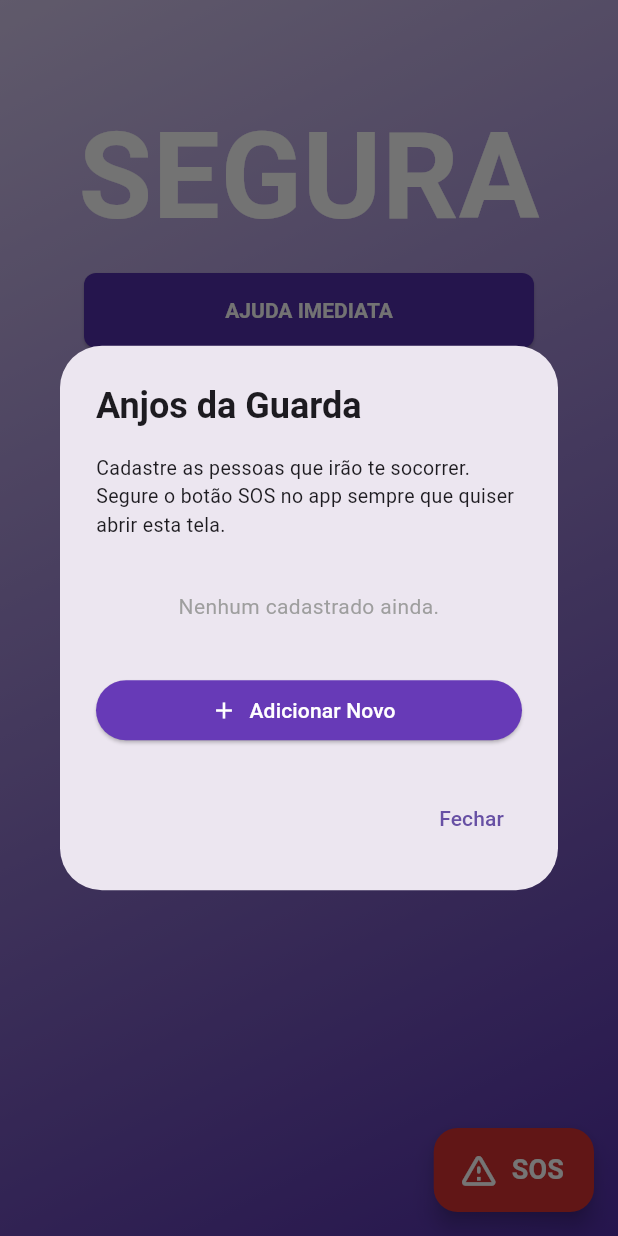
After one commit to semellicodes/segura-app-flutter, a Flutter app: the screen it shows after launch, after a tap on "SOS", on a phone screen of 412 x 824 dp. The commit adds this screen. Run offline on Flutter 3.47's test engine with Material 3 defaults, Android fonts, the phone set to English and light mode, and no system bars; our stand-ins replace flutter_map, geolocator, latlong2, shared_preferences.

Commit message:
feat: adiciona botão inteligente de SOS com suporte a múltiplos contatos via shared_preferences

```diff
--- a/lib/screens/home_screen.dart
+++ b/lib/screens/home_screen.dart
@@ -2,6 +2,7 @@ import 'package:flutter/material.dart';
 import 'package:segura_app/theme/app_colors.dart';
 import 'package:segura_app/constants/app_data.dart';
 import 'package:segura_app/widgets/menu_principal_button.dart';
+import 'package:segura_app/widgets/botao_sos.dart';
 
 class HomeScreen extends StatelessWidget {
   const HomeScreen({super.key});
@@ -9,6 +10,7 @@ class HomeScreen extends StatelessWidget {
   @override
   Widget build(BuildContext context) {
     return Scaffold(
+      floatingActionButton: const BotaoSosWidget(),
       body: Container(
         width: double.infinity,
         decoration: const BoxDecoration(
--- /dev/null
+++ b/lib/services/sos_service.dart
@@ -0,0 +1,73 @@
+import 'dart:convert';
+import 'package:shared_preferences/shared_preferences.dart';
+import 'package:url_launcher/url_launcher.dart';
+import 'package:segura_app/services/localizacao_service.dart';
+
+class SOSService {
+  final LocationService _locationService = LocationService();
+  static const String _contactsKey = 'sos_contacts_list';
+
+  Future<List<Map<String, String>>> obterContatos() async {
+    final prefs = await SharedPreferences.getInstance();
+    final List<String>? contatosJson = prefs.getStringList(_contactsKey);
+
+    if (contatosJson == null) return [];
+
+    try {
+      return contatosJson.map((e) => Map<String, String>.from(jsonDecode(e))).toList();
+    } catch (e) {
+      return [];
+    }
+  }
+
+  Future<void> adicionarContato(String nome, String numero) async {
+    final prefs = await SharedPreferences.getInstance();
+    final contatos = await obterContatos();
+
+    // Evitar duplicatas exatas
+    if (!contatos.any((c) => c['numero'] == numero)) {
+      contatos.add({'nome': nome, 'numero': numero});
+      final List<String> contatosJson = contatos.map((e) => jsonEncode(e)).toList();
+      await prefs.setStringList(_contactsKey, contatosJson);
+    }
+  }
+
+  Future<void> removerContato(String numero) async {
+    final prefs = await SharedPreferences.getInstance();
+    final contatos = await obterContatos();
+    contatos.removeWhere((c) => c['numero'] == numero);
+
+    final List<String> contatosJson = contatos.map((e) => jsonEncode(e)).toList();
+    await prefs.setStringList(_contactsKey, contatosJson);
+  }
+
+  Future<bool> acionarSOS(String numero) async {
+    if (numero.isEmpty) return false;
+
+    // 1. Pega a localização
+    final posicao = await _locationService.pegarLocalizacaoAtual();
+    String mapsLink = '';
+
+    if (posicao != null) {
+      mapsLink = 'https://www.google.com/maps/search/?api=1&query=${posicao.latitude},${posicao.longitude}';
+    } else {
+      mapsLink = 'A localização não pôde ser obtida pelo GPS. Tente me contatar rápido.';
+    }
+
+    // 2. Formatar mensagem e Link do WhatsApp
+    final mensagem = '🚨 URGENTE! Preciso de ajuda. Essa é minha localização atual: $mapsLink';
+
+    // Remove qualquer caractere que não seja número ou +
+    final numeroLimpo = numero.replaceAll(RegExp(r'[^\d+]'), '');
+
+    final uri = Uri.parse('https://wa.me/$numeroLimpo?text=${Uri.encodeComponent(mensagem)}');
+
+    // 3. Tenta abrir o zap nativamente
+    try {
+      await launchUrl(uri, mode: LaunchMode.externalApplication);
+      return true;
+    } catch (e) {
+      return false;
+    }
+  }
+}
--- /dev/null
+++ b/lib/widgets/botao_sos.dart
@@ -0,0 +1,231 @@
+import 'package:flutter/material.dart';
+import 'package:segura_app/services/sos_service.dart';
+import 'package:segura_app/theme/app_colors.dart';
+
+class BotaoSosWidget extends StatefulWidget {
+  const BotaoSosWidget({super.key});
+
+  @override
+  State<BotaoSosWidget> createState() => _BotaoSosWidgetState();
+}
+
+class _BotaoSosWidgetState extends State<BotaoSosWidget> {
+  final SOSService _sosService = SOSService();
+  bool _isLoading = false;
+
+  void _acionarOuEscolher() async {
+    final contatos = await _sosService.obterContatos();
+
+    if (contatos.isEmpty) {
+      _mostrarDialogGerenciamento();
+      return;
+    }
+
+    if (contatos.length == 1) {
+      _dispararSOS(contatos.first['numero']!);
+      return;
+    }
+
+    _mostrarBottomSheetEscolha(contatos);
+  }
+
+  void _dispararSOS(String numero) async {
+    if (mounted) setState(() => _isLoading = true);
+    final sucesso = await _sosService.acionarSOS(numero);
+
+    if (mounted) {
+      setState(() => _isLoading = false);
+      if (!sucesso) {
+        ScaffoldMessenger.of(context).showSnackBar(
+          const SnackBar(content: Text('Falha ao abrir WhatsApp. Verifique sua conexão ou se o app está instalado.')),
+        );
+      }
+    }
+  }
+
+  void _mostrarBottomSheetEscolha(List<Map<String, String>> contatos) {
+    showModalBottomSheet(
+      context: context,
+      shape: const RoundedRectangleBorder(borderRadius: BorderRadius.vertical(top: Radius.circular(20))),
+      builder: (context) {
+        return SafeArea(
+          child: Column(
+            mainAxisSize: MainAxisSize.min,
+            children: [
+              const Padding(
+                padding: EdgeInsets.all(16.0),
+                child: Text('Enviar SOS para:', style: TextStyle(fontSize: 18, fontWeight: FontWeight.bold)),
+              ),
+              const Divider(height: 1),
+              ...contatos.map((c) => ListTile(
+                leading: const CircleAvatar(
+                  backgroundColor: AppColors.alertaVermelho,
+                  child: Icon(Icons.warning, color: Colors.white, size: 20),
+                ),
+                title: Text(c['nome'] ?? 'Anjo', style: const TextStyle(fontWeight: FontWeight.w600)),
+                subtitle: Text(c['numero'] ?? ''),
+                onTap: () {
+                  Navigator.pop(context); // Fechar bottom sheet
+                  _dispararSOS(c['numero']!);
+                },
+              )),
+              const SizedBox(height: 10),
+            ],
+          ),
+        );
+      },
+    );
+  }
+
+  void _mostrarDialogGerenciamento() {
+    showDialog(
+      context: context,
+      builder: (context) => _PainelGerenciamento(sosService: _sosService),
+    );
+  }
+
+  @override
+  Widget build(BuildContext context) {
+    return GestureDetector(
+      onLongPress: _mostrarDialogGerenciamento,
+      child: FloatingActionButton.extended(
+        onPressed: _isLoading ? null : _acionarOuEscolher,
+        backgroundColor: AppColors.alertaVermelho,
+        icon: _isLoading
+            ? const SizedBox(width: 24, height: 24, child: CircularProgressIndicator(color: Colors.white, strokeWidth: 2))
+            : const Icon(Icons.warning_amber_rounded, color: Colors.white, size: 28),
+        label: const Text('SOS', style: TextStyle(color: Colors.white, fontWeight: FontWeight.bold, fontSize: 18)),
+      ),
+    );
+  }
+}
+
+class _PainelGerenciamento extends StatefulWidget {
+  final SOSService sosService;
+  const _PainelGerenciamento({required this.sosService});
+
+  @override
+  State<_PainelGerenciamento> createState() => _PainelGerenciamentoState();
+}
+
+class _PainelGerenciamentoState extends State<_PainelGerenciamento> {
+  List<Map<String, String>> _contatos = [];
+
+  @override
+  void initState() {
+    super.initState();
+    _carregarContatos();
+  }
+
+  Future<void> _carregarContatos() async {
+    final lista = await widget.sosService.obterContatos();
+    if (mounted) {
+      setState(() => _contatos = lista);
+    }
+  }
+
+  void _excluirContato(String numero) async {
+    await widget.sosService.removerContato(numero);
+    _carregarContatos();
+  }
+
+  void _adicionarNovoContato() {
+    final nomeController = TextEditingController();
+    final numeroController = TextEditingController();
+
+    showDialog(
+      context: context,
+      builder: (ctx) => AlertDialog(
+        title: const Text('Novo Anjo'),
+        content: Column(
+          mainAxisSize: MainAxisSize.min,
+          children: [
+            TextField(
+              controller: nomeController,
+              decoration: const InputDecoration(hintText: 'Nome (ex: Mãe)', border: OutlineInputBorder()),
+            ),
+            const SizedBox(height: 10),
+            TextField(
+              controller: numeroController,
+              keyboardType: TextInputType.phone,
+              decoration: const InputDecoration(hintText: 'Número c/ DDD', border: OutlineInputBorder()),
+            ),
+          ],
+        ),
+        actions: [
+          TextButton(onPressed: () => Navigator.pop(ctx), child: const Text('Cancelar')),
+          ElevatedButton(
+            onPressed: () async {
+              if (nomeController.text.isNotEmpty && numeroController.text.isNotEmpty) {
+                await widget.sosService.adicionarContato(nomeController.text.trim(), numeroController.text.trim());
+                if (ctx.mounted) {
+                  Navigator.pop(ctx);
+                }
+                if (mounted) {
+                  _carregarContatos();
+                }
+              }
+            },
+            style: ElevatedButton.styleFrom(backgroundColor: AppColors.primary),
+            child: const Text('Salvar', style: TextStyle(color: Colors.white)),
+          ),
+        ],
+      ),
+    );
+  }
+
+  @override
+  Widget build(BuildContext context) {
+    return AlertDialog(
+      title: const Text('Anjos da Guarda', style: TextStyle(fontWeight: FontWeight.bold)),
+      content: SizedBox(
+        width: double.maxFinite,
+        child: Column(
+          mainAxisSize: MainAxisSize.min,
+          crossAxisAlignment: CrossAxisAlignment.stretch,
+          children: [
+            const Text('Cadastre as pessoas que irão te socorrer. Segure o botão SOS no app sempre que quiser abrir esta tela.', style: TextStyle(fontSize: 13)),
+            const SizedBox(height: 15),
+            if (_contatos.isEmpty)
+              const Padding(
+                padding: EdgeInsets.all(20.0),
+                child: Text('Nenhum cadastrado ainda.', textAlign: TextAlign.center, style: TextStyle(color: Colors.grey)),
+              )
+            else
+              ConstrainedBox(
+                constraints: const BoxConstraints(maxHeight: 250),
+                child: ListView.builder(
+                  shrinkWrap: true,
+                  itemCount: _contatos.length,
+                  itemBuilder: (context, index) {
+                    final c = _contatos[index];
+                    return Card(
+                      elevation: 1,
+                      child: ListTile(
+                        title: Text(c['nome']!, style: const TextStyle(fontWeight: FontWeight.bold)),
+                        subtitle: Text(c['numero']!),
+                        trailing: IconButton(
+                          icon: const Icon(Icons.delete_outline, color: Colors.grey),
+                          onPressed: () => _excluirContato(c['numero']!),
+                        ),
+                      ),
+                    );
+                  },
+                ),
+              ),
+            const SizedBox(height: 15),
+            ElevatedButton.icon(
+              onPressed: _adicionarNovoContato,
+              icon: const Icon(Icons.add, color: Colors.white),
+              label: const Text('Adicionar Novo', style: TextStyle(color: Colors.white)),
+              style: ElevatedButton.styleFrom(backgroundColor: AppColors.ajuda),
+            )
+          ],
+        ),
+      ),
+      actions: [
+        TextButton(onPressed: () => Navigator.pop(context), child: const Text('Fechar')),
+      ],
+    );
+  }
+}
--- a/pubspec.yaml
+++ b/pubspec.yaml
@@ -38,6 +38,7 @@ dependencies:
   flutter_map: ^8.2.2
   latlong2: ^0.9.1
   geolocator: ^14.0.2
+  shared_preferences: ^2.5.4
 
 dev_dependencies:
   flutter_test:
```
Also changed, not shown: pubspec.lock, 1 other file.
